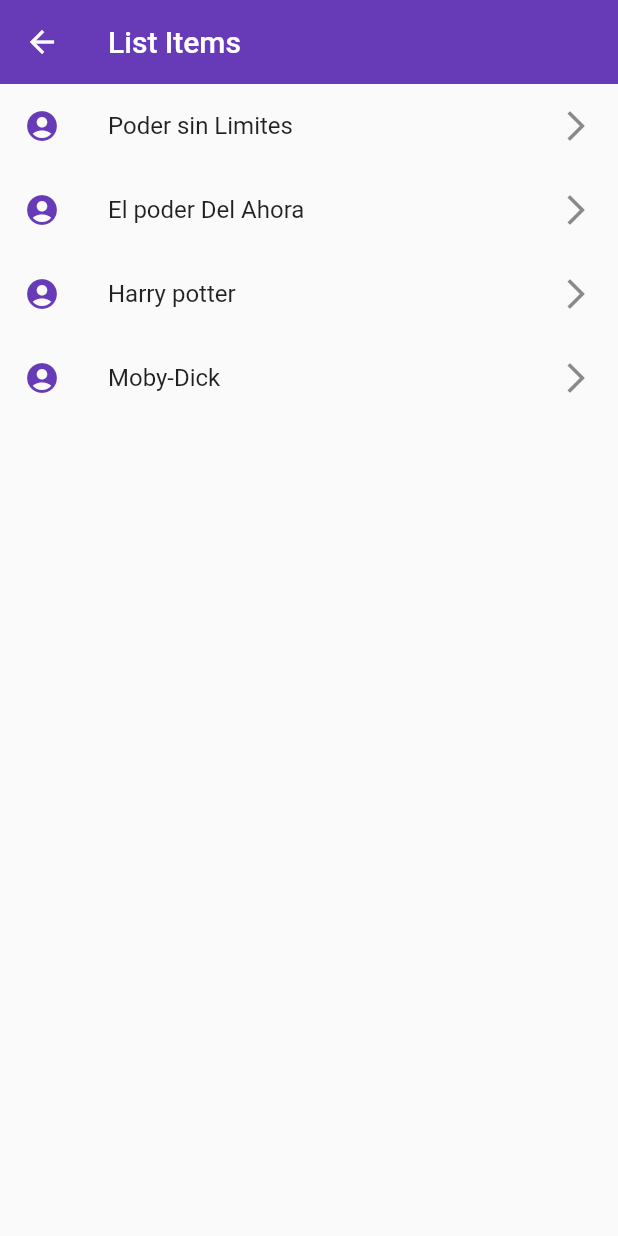
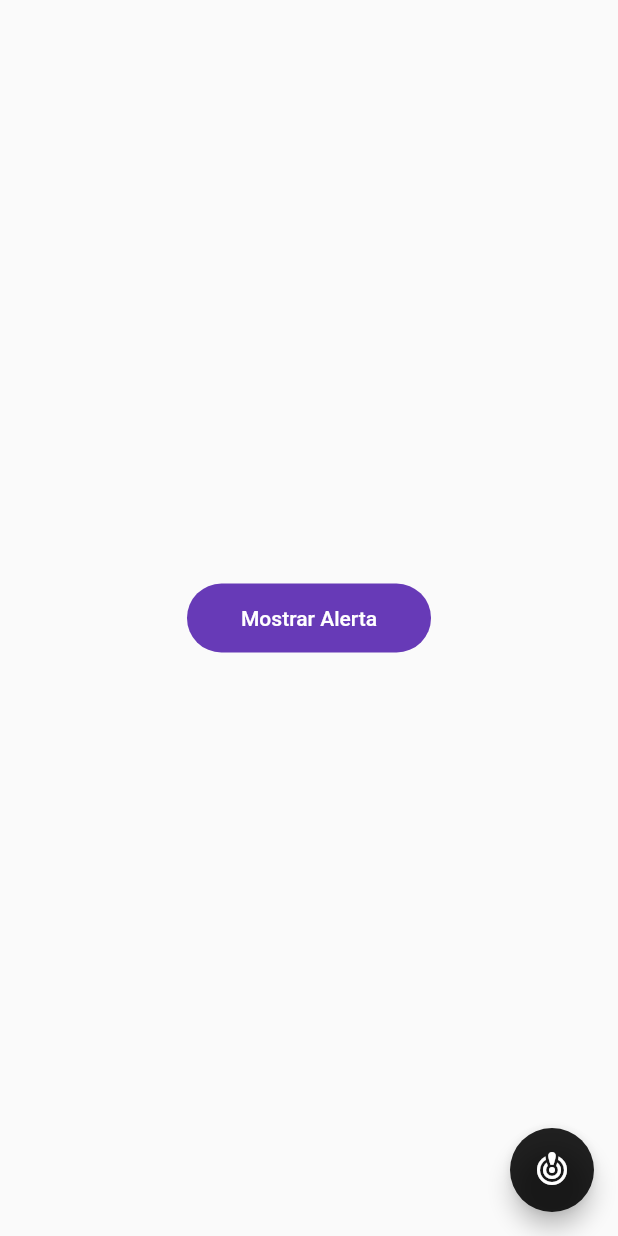
Before and after one commit to Abdielcoder/flutterSnippets, a Flutter app: the AlertsScreens screen opened by its route, on a phone screen of 412 x 824 dp. Run offline on Flutter 3.47's test engine with Material 2 defaults, Android fonts, the phone set to English and light mode, and no system bars; our stand-ins replace new_gradient_app_bar.

Commit message:
SNP12 - ADDING COMPONENTS TO ALERT SCREEN

```diff
--- a/components/lib/screens/alerts_screen.dart
+++ b/components/lib/screens/alerts_screen.dart
@@ -9,23 +9,26 @@ class AlertsScreens extends StatelessWidget{
   @override
   Widget build(BuildContext context) {
     return  Scaffold(
-      appBar: AppBar(title: const Text('List Items'),),
+    //  appBar: AppBar(title: const Text('List Items'),),
       body:  Center(
-        child: ListView(children:  [
-          ...books.map((titles) =>  ListTile(
-               leading: const Icon(Icons.account_circle_sharp,color: AppTheme.primary,),
-               title: Text(titles),
-                trailing: const Icon(Icons.arrow_forward_ios_outlined),
-             )
-          ).toList()
+       child: ElevatedButton(
+        child: const Padding(
+          padding:  EdgeInsets.symmetric(horizontal: 20, vertical: 15),
+          child:  Text('Mostrar Alerta'),
+        ),
+        onPressed: (){
 
-         // ListTile(
-         //   leading: Icon(Icons.account_circle_sharp),
-         //   title: Text('sdf'),
-         // )
-        ],)
+        }, //When button set to null the button appear disabled
+        )
+      ) ,
+      floatingActionButton: FloatingActionButton(
+        child: const Icon(Icons.crisis_alert_rounded),
+        onPressed: (){
+          Navigator.pop(context);
+        },
       ),
-    );
+        );
+
   }
 
 }
--- a/components/lib/theme/app_theme.dart
+++ b/components/lib/theme/app_theme.dart
@@ -5,6 +5,7 @@ import 'package:flutter/material.dart';
 class AppTheme{
   static const Color primary = Colors.deepPurple;
   static const Color colorButtons = Colors.indigo;
+  static const Color colorFloatButton = Colors.black87;
   static final ThemeData lightTheme = ThemeData.light().copyWith(
         primaryColor: primary,
         appBarTheme: const AppBarTheme(
@@ -13,6 +14,16 @@ class AppTheme{
         ),
         textButtonTheme: TextButtonThemeData(
           style: TextButton.styleFrom(primary: primary),
+        ),
+        floatingActionButtonTheme: const FloatingActionButtonThemeData(
+          backgroundColor: colorFloatButton,
+        ),
+        elevatedButtonTheme:  ElevatedButtonThemeData(
+          style: ElevatedButton.styleFrom(
+            primary: primary,
+            shape: const StadiumBorder(),
+            elevation: 0
+          )
         )
       );
 
```
